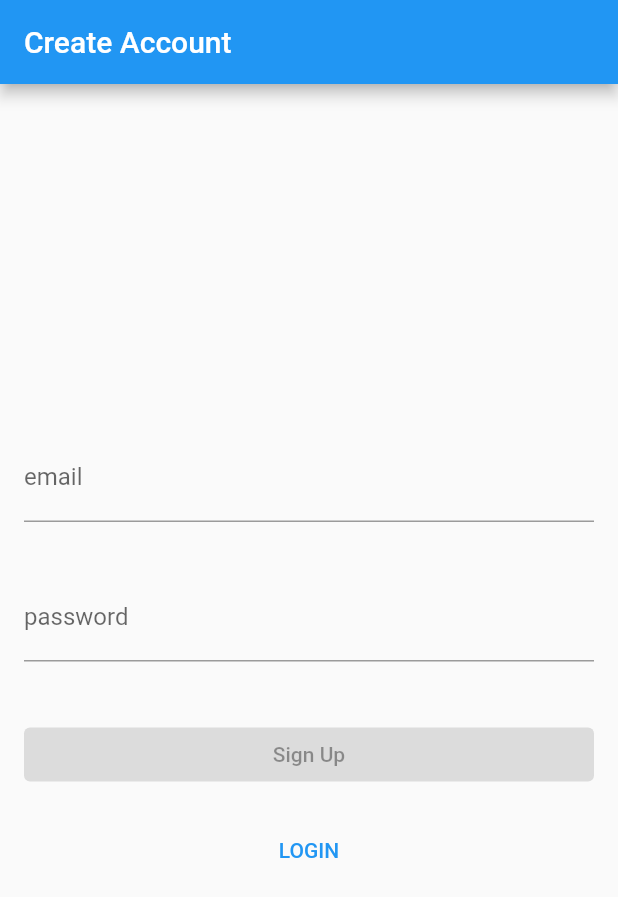
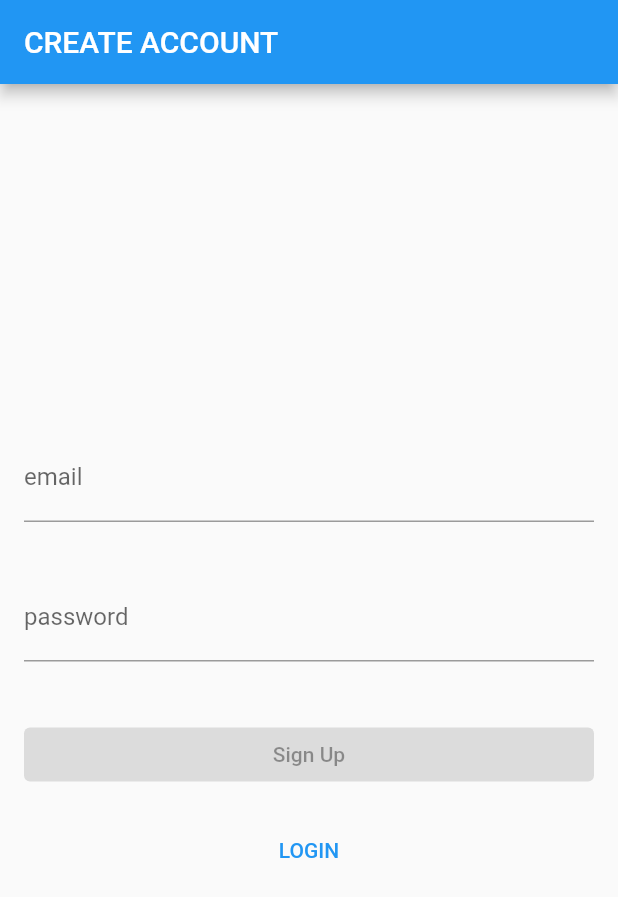
Before and after one commit to kyawsanoo/StarterApp, a Flutter app: the screen it shows after launch, after a tap on "CREATE ACCOUNT", on a phone screen of 412 x 824 dp. Shown: the top 897 px of the screen. Run offline on Flutter 3.47's test engine with Material 2 defaults, Android fonts, the phone set to English and light mode, and no system bars; our stand-ins replace bloc, equatable, flutter_bloc, formz, shared_preferences; network calls fail.

Commit message:
#add the splash page

```diff
--- a/lib/login/pages/login_page.dart
+++ b/lib/login/pages/login_page.dart
@@ -10,8 +10,8 @@ class LoginPage extends StatefulWidget {
 
   LoginPage({required this.title});
 
-  static Route route(String title) {
-    return MaterialPageRoute<void>(builder: (_) => LoginPage(title: title));
+  static Route route() {
+    return MaterialPageRoute<void>(builder: (_) => LoginPage(title: 'LOGIN'));
   }
 
   @override
--- a/lib/main.dart
+++ b/lib/main.dart
@@ -1,6 +1,7 @@
 
 import 'package:flutter/material.dart';
 import 'package:flutter_bloc/flutter_bloc.dart';
+import 'package:starterapp/splash/splash.dart';
 import 'authentication/blocs/blocs.dart';
 import 'authentication/repository/repository.dart';
 import 'login/login.dart';
@@ -60,7 +61,6 @@ void main() {
                         return PostCubit(repository: postRepository);
                       }
                     ),
-
                   ],
                   child: MyApp(),
               ),
@@ -69,34 +69,57 @@ void main() {
 
 }
 
-class MyApp extends StatelessWidget {
+class MyApp extends StatefulWidget {
+  @override
+  _MyAppState createState() {
+     return _MyAppState();
+  }
+
+}
+
+class _MyAppState extends State<MyApp>{
+  final _navigatorKey = GlobalKey<NavigatorState>();
+  NavigatorState get _navigator => _navigatorKey.currentState!;
 
   @override
   Widget build(BuildContext context) {
-
       return MaterialApp(
-      title: 'Starter App',
-      theme: ThemeData(
-        primarySwatch: Colors.blue,
-      ),
-      home: BlocBuilder<AuthenticationBloc, AuthenticationState>(
-                builder: (context, state) {
+          navigatorKey: _navigatorKey,
+          builder: (context, child){
+              return BlocListener<AuthenticationBloc, AuthenticationState>(
+                    listener: (context, state){
                         if (state is AuthenticationAuthenticated) {
                           // show home page
-                        return MyHomePage(title: "Posts");
+                          _navigator.pushAndRemoveUntil<void>(
+                              MyHomePage.route(),
+                              (route) => false
+                          );
+
                         }
                         // show sign up page
                         else if(state is RedirectToSignUpPage){
-                        return SignUpPage(title: 'Create Account');
+                          _navigator.pushAndRemoveUntil<void>(
+                              SignUpPage.route(),
+                              (route) => false
+                          );
+
                         }
                         // otherwise show login page
                         else{
-                        return LoginPage(title: "Login",);
+                          _navigator.pushAndRemoveUntil<void>(
+                              LoginPage.route(),
+                              (route) => false
+                          );
+
+                        }
+
+                     },
+                     child: child,
+              );
+          },
+          onGenerateRoute: (_) => SplashPage.route(),
+      );
+
   }
 
 }
-      )
-      );
-
-    }
-  }
--- a/lib/posts/ui/post_list_page.dart
+++ b/lib/posts/ui/post_list_page.dart
@@ -9,7 +9,7 @@ import 'setting_page.dart';
 class MyHomePage extends StatefulWidget {
 
   static Route route() {
-    return MaterialPageRoute<void>(builder: (_) => MyHomePage(title: "posts"));
+    return MaterialPageRoute<void>(builder: (_) => MyHomePage(title: "POSTS"));
   }
 
   MyHomePage({Key? key, this.title}) : super(key: key);
--- a/lib/signup/pages/sign_up_page.dart
+++ b/lib/signup/pages/sign_up_page.dart
@@ -9,7 +9,7 @@ class SignUpPage extends StatefulWidget {
   SignUpPage({required this.title});
 
   static Route route() {
-    return MaterialPageRoute<void>(builder: (_) => SignUpPage(title: ''));
+    return MaterialPageRoute<void>(builder: (_) => SignUpPage(title: 'CREATE ACCOUNT'));
   }
 
   @override
--- /dev/null
+++ b/lib/splash/splash.dart
@@ -0,0 +1 @@
+export 'splash_page.dart';
--- /dev/null
+++ b/lib/splash/splash_page.dart
@@ -0,0 +1,23 @@
+import 'package:flutter/material.dart';
+
+class SplashPage extends StatefulWidget {
+  static Route route() {
+    return MaterialPageRoute<void>(builder: (_) => SplashPage());
+  }
+
+  @override
+  _SplashState createState() {
+    return _SplashState();
+  }
+}
+
+class _SplashState extends State<SplashPage>{
+  @override
+  Widget build(BuildContext context) {
+    return Container(
+        color: Colors.white,
+        child: FlutterLogo(size:MediaQuery.of(context).size.height)
+    );
+  }
+
+}
```
Lines whose indentation alone changed are shown as unchanged.
